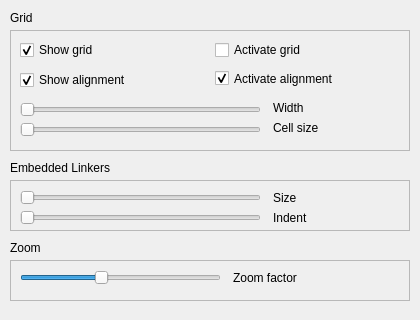
The window that qrgui/dialogs/preferencesPages/editorPage.ui (qreal/qreal) describes before a commit, drawn with Qt 5.
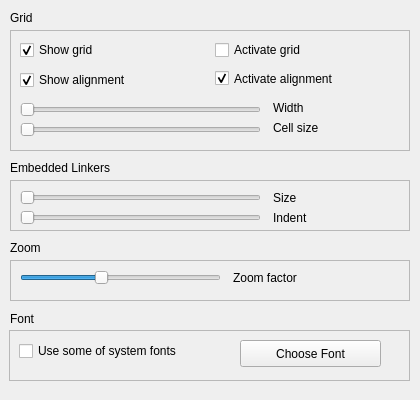
The same window after the commit.

Commit message: added option to choose font in preferences at editor page

What changed in the file:
```diff
--- a/qrgui/dialogs/preferencesPages/editorPage.ui
+++ b/qrgui/dialogs/preferencesPages/editorPage.ui
@@ -7,7 +7,7 @@
     <x>0</x>
     <y>0</y>
     <width>420</width>
-    <height>320</height>
+    <height>400</height>
    </rect>
   </property>
   <widget class="QFrame" name="frame_2">
@@ -363,6 +363,61 @@
     <string>Zoom</string>
    </property>
   </widget>
+  <widget class="QLabel" name="label_5">
+   <property name="geometry">
+    <rect>
+     <x>10</x>
+     <y>310</y>
+     <width>71</width>
+     <height>17</height>
+    </rect>
+   </property>
+   <property name="text">
+    <string>Font</string>
+   </property>
+  </widget>
+  <widget class="QFrame" name="frame_3">
+   <property name="geometry">
+    <rect>
+     <x>9</x>
+     <y>330</y>
+     <width>401</width>
+     <height>51</height>
+    </rect>
+   </property>
+   <property name="frameShape">
+    <enum>QFrame::StyledPanel</enum>
+   </property>
+   <property name="frameShadow">
+    <enum>QFrame::Raised</enum>
+   </property>
+   <widget class="QCheckBox" name="fontCheckBox">
+    <property name="geometry">
+     <rect>
+      <x>10</x>
+      <y>10</y>
+      <width>201</width>
+      <height>22</height>
+     </rect>
+    </property>
+    <property name="text">
+     <string>Use some of system fonts</string>
+    </property>
+   </widget>
+   <widget class="QPushButton" name="fontSelectionButton">
+    <property name="geometry">
+     <rect>
+      <x>231</x>
+      <y>10</y>
+      <width>141</width>
+      <height>27</height>
+     </rect>
+    </property>
+    <property name="text">
+     <string>Choose Font</string>
+    </property>
+   </widget>
+  </widget>
  </widget>
  <resources/>
  <connections/>
```
The commit also changes 32 other files.
